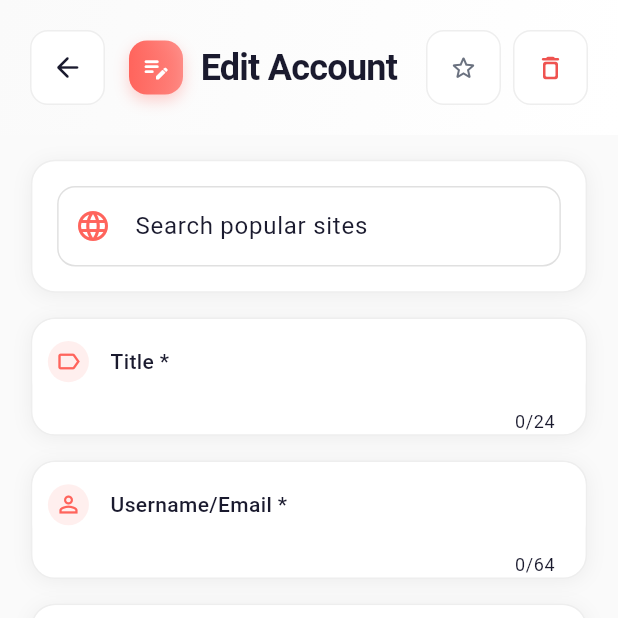
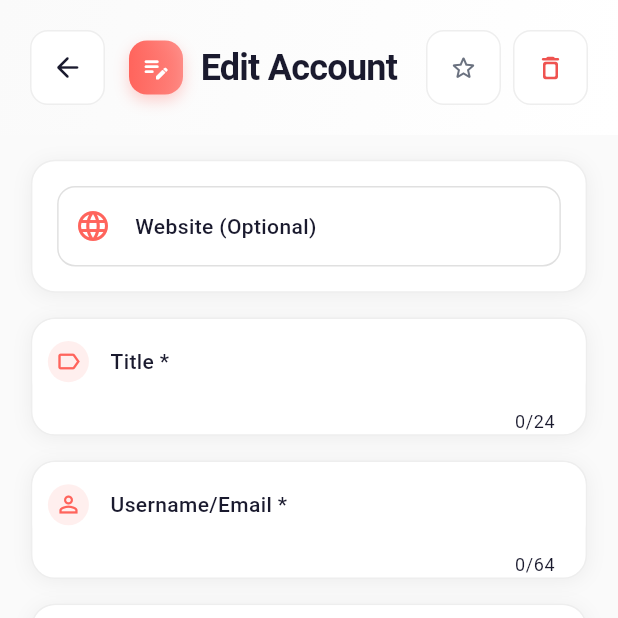
Before and after one commit to henry-azer/vault-it-app, a Flutter app: the ViewAccountScreen screen opened directly with empty values, after a tap on the "edit" icon, on a phone screen of 412 x 824 dp, the top half of it. Run offline on Flutter 3.47's test engine with Material 3 defaults, Android fonts, the phone set to English and light mode, and no system bars; our stand-ins replace cached_network_image, file_picker, flutter_cache_manager, flutter_native_splash, get_it, package_info_plus and 4 more; accounts and stored records are empty.

Commit message:
fix and enhance account favicon behavior

```diff
--- a/lib/features/vault/presentation/screens/account_screen.dart
+++ b/lib/features/vault/presentation/screens/account_screen.dart
@@ -31,13 +31,17 @@ class _AccountScreenState extends State<AccountScreen> {
   final _passwordController = TextEditingController();
   final _urlController = TextEditingController();
   final _notesController = TextEditingController();
+  final _urlFocusNode = FocusNode();
 
   bool _obscurePassword = true;
   bool _isLoading = false;
   bool _isFavorite = false;
-  PopularWebsite? _selectedWebsite;
   String? _faviconUrl;
   double _passwordStrength = 0.0;
+
+  void _onUrlFocusChanged() {
+    setState(() {});
+  }
 
   bool get isEditing => widget.accountToEdit != null;
 
@@ -79,33 +83,28 @@ class _AccountScreenState extends State<AccountScreen> {
     if (isEditing) {
       _populateFields();
     }
-    _urlController.addListener(_onUrlChanged);
+    _urlFocusNode.addListener(_onUrlFocusChanged);
   }
 
-  void _onUrlChanged() {
-    final url = _urlController.text.trim();
-    setState(() {
-      if (url.isNotEmpty) {
-        _faviconUrl = PopularWebsites.getFaviconUrl(url);
+  String _processCustomUrl(String input) {
+    String url = input.trim();
+    if (url.isEmpty) return url;
+
+    if (!url.contains('://')) {
+      if (!url.toLowerCase().startsWith('www.')) {
+        url = 'https://www.$url';
       } else {
-        _faviconUrl = null;
+        url = 'https://$url';
       }
-    });
+    } else if (!url.toLowerCase().startsWith('http://') && !url.toLowerCase().startsWith('https://')) {
+      url = 'https://$url';
+    }
+    return url;
   }
 
   void _populateFields() {
     final account = widget.accountToEdit!;
 
-    _selectedWebsite = PopularWebsites.getByName(account.title);
-    if (_selectedWebsite == null && account.url != null) {
-      _selectedWebsite =
-          PopularWebsites.websites.cast<PopularWebsite?>().firstWhere(
-                (w) => w?.url == account.url,
-                orElse: () => null,
-              );
-    }
-
-    _selectedWebsite ??= PopularWebsites.createCustom(account.title);
     _titleController.text = account.title;
     _usernameController.text = account.username;
     _passwordController.text = account.password;
@@ -119,21 +118,6 @@ class _AccountScreenState extends State<AccountScreen> {
     }
   }
 
-  void _selectPopularWebsite(String websiteName) {
-    setState(() {
-      _selectedWebsite = PopularWebsites.getByName(websiteName);
-
-      if (_selectedWebsite != null) {
-        _urlController.text = _selectedWebsite!.url;
-        _faviconUrl = _selectedWebsite!.faviconUrl;
-      } else {
-        _selectedWebsite = PopularWebsites.createCustom(websiteName);
-        _urlController.text = _selectedWebsite!.url;
-        _faviconUrl = PopularWebsites.getFaviconUrl(websiteName);
-      }
-    });
-    HapticFeedback.lightImpact();
-  }
 
   void _copyPassword() {
     if (_passwordController.text.isNotEmpty) {
@@ -417,26 +401,26 @@ class _AccountScreenState extends State<AccountScreen> {
           ),
         ],
       ),
-      child: Column(
-        crossAxisAlignment: CrossAxisAlignment.start,
-        children: [
-          Autocomplete<String>(
-            initialValue: TextEditingValue(
-              text: _selectedWebsite != null ? _selectedWebsite!.name : "",
-            ),
+      child: RawAutocomplete<PopularWebsite>(
+        textEditingController: _urlController,
+        focusNode: _urlFocusNode,
         optionsBuilder: (TextEditingValue textEditingValue) {
-              if (textEditingValue.text.isEmpty) {
-                return PopularWebsites.websites.map((w) => w.name);
-              }
-              final results = PopularWebsites.search(textEditingValue.text);
-              return results.map((w) => w.name);
+          return PopularWebsites.search(textEditingValue.text);
         },
-            onSelected: _selectPopularWebsite,
+        onSelected: (PopularWebsite selection) {
+          setState(() {
+            _urlController.text = selection.url;
+            _faviconUrl = selection.faviconUrl;
+          });
+          HapticFeedback.lightImpact();
+        },
         fieldViewBuilder: (context, controller, focusNode, onSubmitted) {
           return TextFormField(
             controller: controller,
             focusNode: focusNode,
+            keyboardType: TextInputType.url,
             decoration: InputDecoration(
+              labelText: AppStrings.websiteOptional.tr,
               hintText: AppStrings.searchWebsitesHint.tr,
               prefixIcon: _faviconUrl == null
                   ? Icon(
@@ -464,9 +448,9 @@ class _AccountScreenState extends State<AccountScreen> {
                       icon: const Icon(Icons.clear_rounded, size: 20),
                       onPressed: () {
                         setState(() {
+                          controller.clear();
                           _faviconUrl = null;
                         });
-                            controller.clear();
                         focusNode.unfocus();
                       },
                     )
@@ -488,12 +472,23 @@ class _AccountScreenState extends State<AccountScreen> {
                 horizontal: MediaQuery.of(context).size.width * 0.04,
                 vertical: MediaQuery.of(context).size.height * 0.018,
               ),
+              labelStyle: Theme.of(context).textTheme.bodyMedium?.copyWith(
+                    fontWeight: FontWeight.w500,
                   ),
-                onFieldSubmitted: (value) {
+              hintStyle: TextStyle(
+                color: isDark ? AppColors.darkTextDisabled : AppColors.lightTextDisabled,
+                fontSize: 14,
+              ),
+            ),
+            onChanged: (value) {
+              setState(() {
                 if (value.isNotEmpty) {
-                    _selectPopularWebsite(value);
-                    onSubmitted();
+                  final processedUrl = _processCustomUrl(value);
+                  _faviconUrl = PopularWebsites.getFaviconUrl(processedUrl);
+                } else {
+                  _faviconUrl = null;
                 }
+              });
             },
           );
         },
@@ -517,18 +512,15 @@ class _AccountScreenState extends State<AccountScreen> {
                   shrinkWrap: true,
                   itemCount: options.length,
                   itemBuilder: (context, index) {
-                        final option = options.elementAt(index);
-                        final website = PopularWebsites.getByName(option);
+                    final website = options.elementAt(index);
 
                     return InkWell(
-                          onTap: () => onSelected(option),
+                      onTap: () => onSelected(website),
                       borderRadius: BorderRadius.circular(8),
                       child: Container(
                         padding: EdgeInsets.symmetric(
-                              horizontal:
-                                  MediaQuery.of(context).size.width * 0.04,
-                              vertical:
-                                  MediaQuery.of(context).size.height * 0.012,
+                          horizontal: MediaQuery.of(context).size.width * 0.04,
+                          vertical: MediaQuery.of(context).size.height * 0.012,
                         ),
                         child: Row(
                           children: [
@@ -544,17 +536,15 @@ class _AccountScreenState extends State<AccountScreen> {
                               ),
                               child: ClipRRect(
                                 borderRadius: BorderRadius.circular(8),
-                                    child: website != null
-                                        ? Image.network(
+                                child: Image.network(
                                   website.faviconUrl,
                                   width: 32,
                                   height: 32,
                                   fit: BoxFit.contain,
-                                            errorBuilder:
-                                                (context, error, stackTrace) {
+                                  errorBuilder: (context, error, stackTrace) {
                                     return Center(
                                       child: Text(
-                                                  option[0].toUpperCase(),
+                                        website.name[0].toUpperCase(),
                                         style: TextStyle(
                                           fontWeight: FontWeight.bold,
                                           fontSize: 14,
@@ -565,31 +555,16 @@ class _AccountScreenState extends State<AccountScreen> {
                                       ),
                                     );
                                   },
-                                          )
-                                        : Center(
-                                            child: Text(
-                                              option[0].toUpperCase(),
-                                              style: TextStyle(
-                                                fontWeight: FontWeight.bold,
-                                                fontSize: 14,
-                                                color: Theme.of(context)
-                                                    .colorScheme
-                                                    .primary,
                                 ),
                               ),
                             ),
-                                  ),
-                                ),
-                                SizedBox(
-                                    width: MediaQuery.of(context).size.width *
-                                        0.03),
+                            SizedBox(width: MediaQuery.of(context).size.width * 0.03),
                             Expanded(
                               child: Column(
-                                    crossAxisAlignment:
-                                        CrossAxisAlignment.start,
+                                crossAxisAlignment: CrossAxisAlignment.start,
                                 children: [
                                   Text(
-                                        option,
+                                    website.name,
                                     style: Theme.of(context)
                                         .textTheme
                                         .bodyMedium
@@ -597,14 +572,15 @@ class _AccountScreenState extends State<AccountScreen> {
                                           fontWeight: FontWeight.w600,
                                         ),
                                   ),
-                                      if (website != null)
                                   Text(
                                     website.domain,
                                     style: Theme.of(context)
                                         .textTheme
                                         .bodySmall
                                         ?.copyWith(
-                                                color: isDark ? AppColors.darkTextSecondary : AppColors.lightTextSecondary,
+                                          color: isDark
+                                              ? AppColors.darkTextSecondary
+                                              : AppColors.lightTextSecondary,
                                           fontSize: 11,
                                         ),
                                   ),
@@ -621,8 +597,6 @@ class _AccountScreenState extends State<AccountScreen> {
             ),
           );
         },
-          ),
-        ],
       ),
     );
   }
@@ -687,14 +661,22 @@ class _AccountScreenState extends State<AccountScreen> {
     try {
       final accountProvider = context.read<AccountProvider>();
 
+      String? finalUrl;
+      if (_urlController.text.trim().isNotEmpty) {
+        final urlText = _urlController.text.trim();
+        if (urlText.startsWith('http://') || urlText.startsWith('https://')) {
+          finalUrl = urlText;
+        } else {
+          finalUrl = _processCustomUrl(urlText);
+        }
+      }
+
       final account = Account(
         id: isEditing
             ? widget.accountToEdit!.id
             : accountProvider.generateAccountId(),
         title: _titleController.text.trim(),
-        url: _urlController.text.trim().isEmpty
-            ? null
-            : _urlController.text.trim(),
+        url: finalUrl,
         username: _usernameController.text.trim(),
         password: _passwordController.text.trim(),
         notes: _notesController.text.trim().isEmpty
@@ -1166,12 +1148,13 @@ class _AccountScreenState extends State<AccountScreen> {
 
   @override
   void dispose() {
-    _urlController.removeListener(_onUrlChanged);
+    _urlFocusNode.removeListener(_onUrlFocusChanged);
     _titleController.dispose();
     _usernameController.dispose();
     _passwordController.dispose();
     _urlController.dispose();
     _notesController.dispose();
+    _urlFocusNode.dispose();
     super.dispose();
   }
 }
--- a/lib/features/vault/presentation/screens/view_account_screen.dart
+++ b/lib/features/vault/presentation/screens/view_account_screen.dart
@@ -243,10 +243,9 @@ class _ViewAccountScreenState extends State<ViewAccountScreen> {
             children: [
               ClipRRect(
                 borderRadius: BorderRadius.circular(14),
-                child: CachedNetworkImage(
-                  imageUrl: account.url != null && account.url!.isNotEmpty
-                      ? PopularWebsites.getFaviconUrl(account.url!)
-                      : PopularWebsites.getFaviconUrl(account.title),
+                child: account.url != null && account.url!.isNotEmpty
+                    ? CachedNetworkImage(
+                        imageUrl: PopularWebsites.getFaviconUrl(account.url!),
                         width: 48,
                         height: 48,
                         fit: BoxFit.cover,
@@ -255,21 +254,32 @@ class _ViewAccountScreenState extends State<ViewAccountScreen> {
                           height: 48,
                           decoration: BoxDecoration(
                             gradient: LinearGradient(
-                        colors: [
-                          Theme.of(context)
-                              .colorScheme
-                              .primary
-                              .withOpacity(0.8),
-                          Theme.of(context)
-                              .colorScheme
-                              .primary
-                              .withOpacity(0.6),
+                              colors: isDark
+                                  ? [
+                                      AppColors.darkSurface,
+                                      AppColors.darkCardBorder,
+                                      AppColors.darkSurface,
+                                    ]
+                                  : [
+                                      AppColors.lightCardBorder,
+                                      AppColors.lightSurface,
+                                      AppColors.lightCardBorder,
                                     ],
+                              begin: Alignment.centerLeft,
+                              end: Alignment.centerRight,
+                              stops: const [0.0, 0.5, 1.0],
                             ),
                             borderRadius: BorderRadius.circular(14),
                           ),
-                    child: Icon(Icons.lock_rounded,
-                        size: 24, color: Colors.white.withOpacity(0.9)),
+                          child: Center(
+                            child: Icon(
+                              Icons.image_outlined,
+                              size: 24,
+                              color: isDark
+                                  ? AppColors.darkTextDisabled
+                                  : AppColors.lightTextDisabled,
+                            ),
+                          ),
                         ),
                         errorWidget: (context, url, error) => Container(
                           width: 48,
@@ -277,20 +287,38 @@ class _ViewAccountScreenState extends State<ViewAccountScreen> {
                           decoration: BoxDecoration(
                             gradient: LinearGradient(
                               colors: [
-                          Theme.of(context)
+                                Theme.of(context).colorScheme.primary.withOpacity(0.8),
+                                Theme.of(context).colorScheme.primary.withOpacity(0.6),
+                              ],
+                              begin: Alignment.topLeft,
+                              end: Alignment.bottomRight,
+                            ),
+                          ),
+                          child: Center(
+                            child: Icon(
+                              Icons.lock_rounded,
+                              size: 24,
+                              color: Colors.white.withOpacity(0.85),
+                            ),
+                          ),
+                        ),
+                      )
+                    : Container(
+                        width: 48,
+                        height: 48,
+                        decoration: BoxDecoration(
+                          color: Theme.of(context)
                               .colorScheme
                               .primary
-                              .withOpacity(0.8),
-                          Theme.of(context)
-                              .colorScheme
-                              .primary
-                              .withOpacity(0.6),
-                        ],
-                      ),
+                              .withOpacity(0.1),
                           borderRadius: BorderRadius.circular(14),
                         ),
-                    child: Icon(Icons.lock_rounded,
-                        size: 24, color: Colors.white.withOpacity(0.9)),
+                        child: Center(
+                          child: Icon(
+                            Icons.language_rounded,
+                            size: 24,
+                            color: Theme.of(context).colorScheme.primary,
+                          ),
                         ),
                       ),
               ),
```
Also changed, not shown: lib/features/vault/presentation/screens/vault_screen.dart (+29 -1 lines), lib/features/vault/presentation/widgets/vault_account_card.dart (+4 -4 lines). Lines whose indentation alone changed are shown as unchanged.
